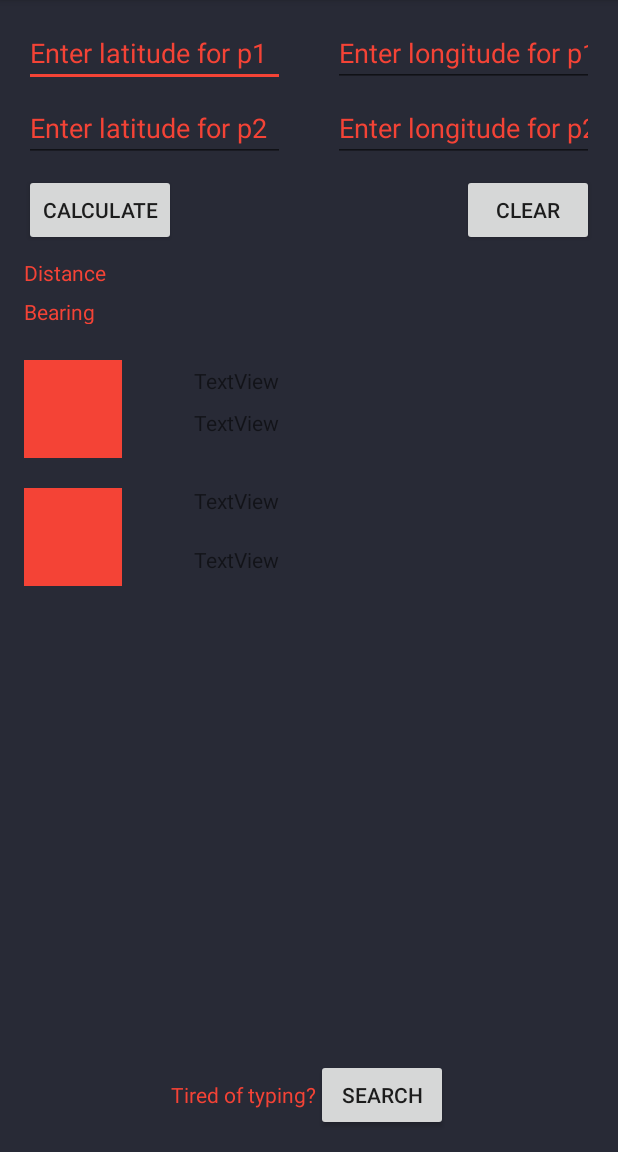
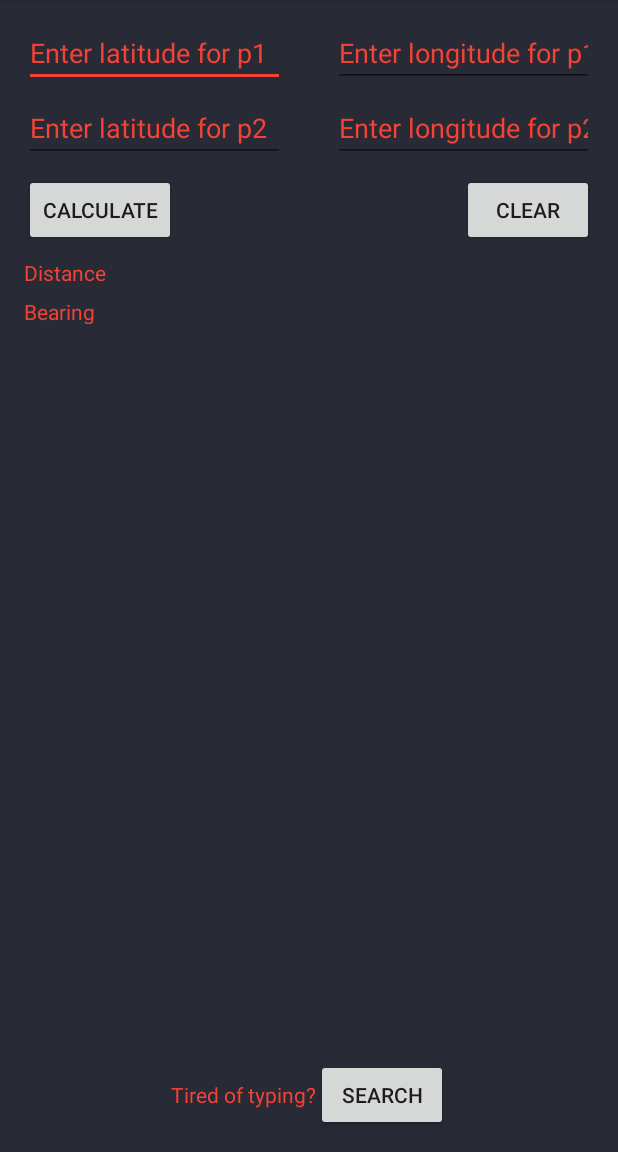
Before and after one commit to kyle-flynn/Computer-Science, an Android app: the screen it shows after launch (MainActivity), on a phone screen of 412 x 824 dp, the part 84-1236 px from its top. Run offline under Robolectric (Android 15) with nearby library versions, the phone set to English and light mode, and no system bars; our stand-ins replace ButterKnife, Firebase (no records; nobody signed in at launch, a user with empty details on screens opened directly); libraries missing offline, so code that uses them is left out: net.danlew.android, org.parceler; 2 statements that could not run were skipped.

Commit message:
Added helper method for visiblity.

```diff
--- a/CIS 357/HW #4/app/src/main/java/edu/gvsu/cis357/geocalculatorapp/MainActivity.java
+++ b/CIS 357/HW #4/app/src/main/java/edu/gvsu/cis357/geocalculatorapp/MainActivity.java
@@ -11,6 +11,7 @@ import android.view.Menu;
 import android.view.MenuItem;
 import android.widget.Button;
 import android.widget.EditText;
+import android.widget.ImageView;
 import android.widget.TextView;
 import android.location.Location;
 import android.view.inputmethod.InputMethodManager;
@@ -48,6 +49,12 @@ public class MainActivity extends AppCompatActivity implements GoogleApiClient.O
     @BindView(R.id.textDist) TextView distance;
     @BindView(R.id.textBear) TextView bearing;
     @BindView(R.id.locButton) Button locButton;
+    @BindView(R.id.image_one) ImageView imageOne;
+    @BindView(R.id.image_two) ImageView imageTwo;
+    @BindView(R.id.image_one_text_one) TextView imageOneTxtOne;
+    @BindView(R.id.image_one_text_two) TextView imageOneTxtTwo;
+    @BindView(R.id.image_two_text_one) TextView imageTwoTxtOne;
+    @BindView(R.id.image_two_text_two) TextView imageTwoTxtTwo;
 
     private ChildEventListener chEvListener = new ChildEventListener() {
         @Override
@@ -169,7 +176,7 @@ public class MainActivity extends AppCompatActivity implements GoogleApiClient.O
                 lonTwo.setText(null);
                 distance.setText("Distance: ");
                 bearing.setText("Bearing: ");
-
+                setWeatherViews(View.INVISIBLE);
         });
 
         settingsIntent = new Intent(this, Settings.class);
@@ -187,6 +194,7 @@ public class MainActivity extends AppCompatActivity implements GoogleApiClient.O
     public void onResume() {
         super.onResume();
         allHistory.clear();
+        setWeatherViews(View.INVISIBLE);
         topRef = FirebaseDatabase.getInstance().getReference("history");
         topRef.addChildEventListener(chEvListener);
     }
@@ -258,4 +266,14 @@ public class MainActivity extends AppCompatActivity implements GoogleApiClient.O
     public void onConnectionFailed(@NonNull ConnectionResult connectionResult) {
 
     }
+
+    private void setWeatherViews(int visible) {
+        imageOne.setVisibility(visible);
+        imageTwo.setVisibility(visible);
+        imageOneTxtOne.setVisibility(visible);
+        imageTwoTxtOne.setVisibility(visible);
+        imageOneTxtTwo.setVisibility(visible);
+        imageTwoTxtTwo.setVisibility(visible);
+    }
+
 }
```
